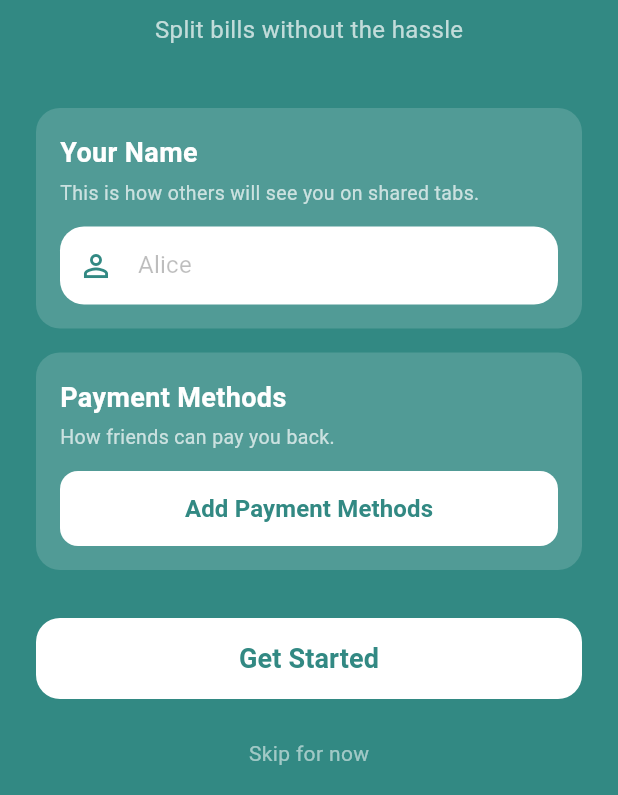
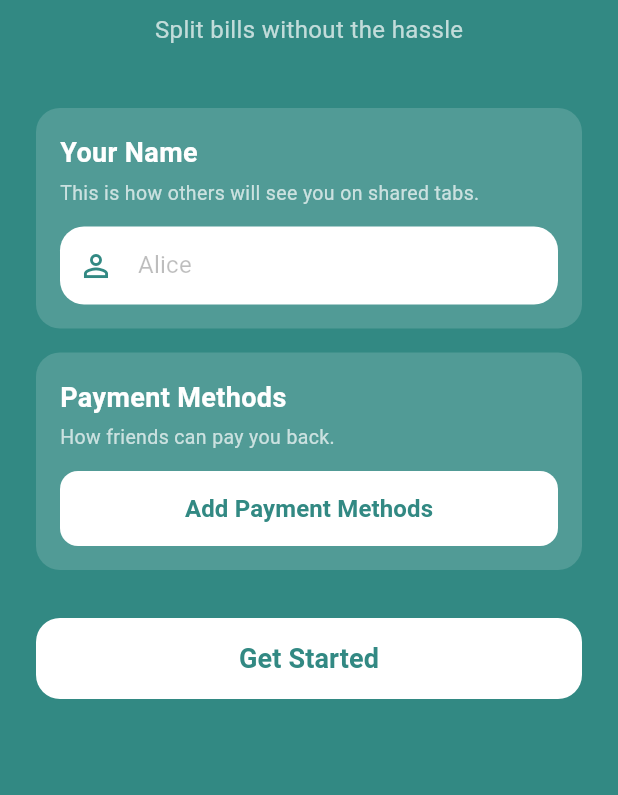
Before and after one commit to LLRHook/checksinmyhead, a Flutter app: the screen it shows after launch, on a phone screen of 412 x 824 dp, the part 441-1236 px from its top. Run offline on Flutter 3.47's test engine with Material 3 defaults, Android fonts, the phone set to English and light mode, and no system bars; our stand-ins replace drift, image_picker, logger, share_plus, shared_preferences; accounts and stored records are empty; generated files the repository leaves out were written again.

Commit message:
fix: remove skip option from onboarding screen
Users must complete onboarding before using the app.

```diff
--- a/mobile/lib/screens/onboarding/onboarding_screen.dart
+++ b/mobile/lib/screens/onboarding/onboarding_screen.dart
@@ -295,21 +295,6 @@ class _OnboardingScreenState extends State<OnboardingScreen> {
                 ),
               ),
 
-              const SizedBox(height: 12),
-
-              // Skip option
-              TextButton(
-                onPressed: _completeOnboarding,
-                child: const Text(
-                  'Skip for now',
-                  style: TextStyle(
-                    color: Colors.white54,
-                    fontSize: 14,
-                    fontWeight: FontWeight.w400,
-                  ),
-                ),
-              ),
-
               const SizedBox(height: 32),
             ],
           ),
```
